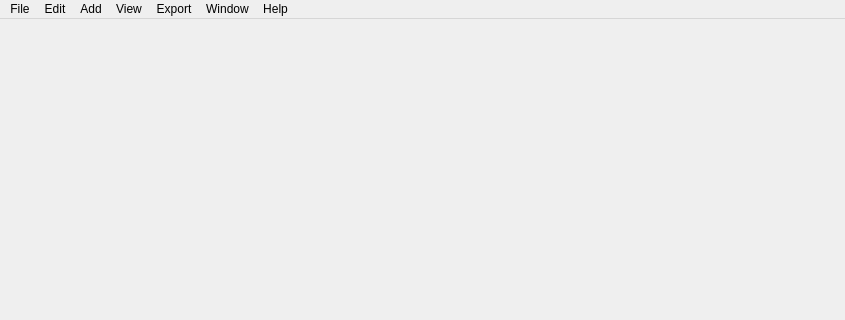
First picture: the form in src/ui/forms/main_window.ui, repository mkeeter/antimony, before the edit; both pictures show x 0 to 845 and y 0 to 320 of the 845 by 621 pixel window.
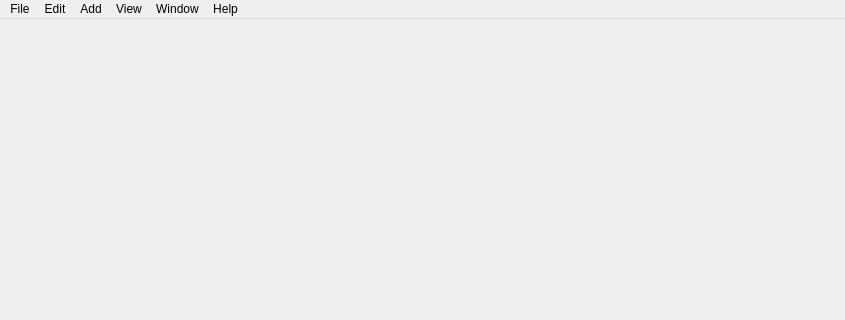
Second picture: the form after the edit.

Commit message: Remove all traces of the old export tools

Diff of the .ui file:
```diff
--- a/src/ui/forms/main_window.ui
+++ b/src/ui/forms/main_window.ui
@@ -47,15 +47,6 @@
     <addaction name="actionClose"/>
     <addaction name="actionQuit"/>
    </widget>
-   <widget class="QMenu" name="menuExport">
-    <property name="title">
-     <string>Export</string>
-    </property>
-    <addaction name="actionExportMesh"/>
-    <addaction name="actionExportHeightmap"/>
-    <addaction name="separator"/>
-    <addaction name="actionExportJSON"/>
-   </widget>
    <widget class="QMenu" name="menuHelp">
     <property name="title">
      <string>Help</string>
@@ -98,7 +89,6 @@
    <addaction name="menuEdit"/>
    <addaction name="menuAdd"/>
    <addaction name="menuView"/>
-   <addaction name="menuExport"/>
    <addaction name="menuWindow"/>
    <addaction name="menuHelp"/>
   </widget>
```
Left out of the diff: 15 changed lines with no effect on the pictures. The commit also changes 6 other files.
